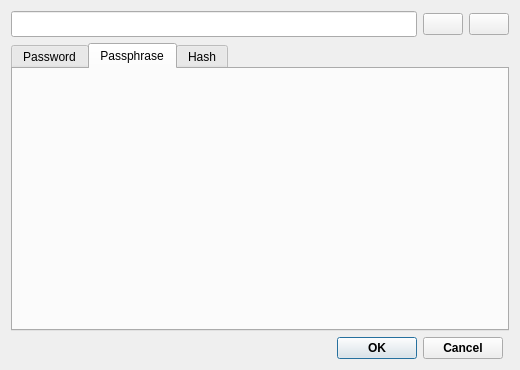
This is Forms/PasswordGenerator.ui in AdrianoGoede/PassForge as Qt 5 draws it before an edit. The edited form follows.
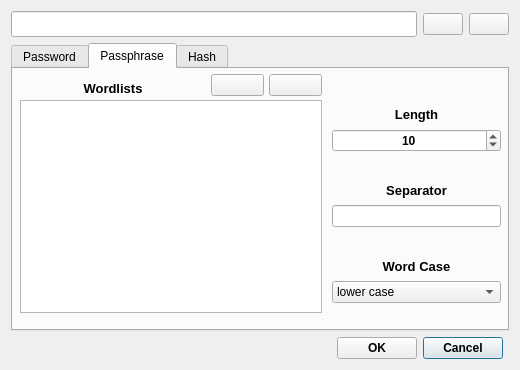
This is the edited form. The open tabs and pages were chosen to show the change. Icons and pictures are not drawn.

Commit message: Passphrase generation modelled

The edit to the form file:
```diff
--- a/Forms/PasswordGenerator.ui
+++ b/Forms/PasswordGenerator.ui
@@ -26,27 +26,6 @@
    <string>Dialog</string>
   </property>
   <layout class="QGridLayout" name="gridLayout">
-   <item row="2" column="1">
-    <widget class="QPushButton" name="OkPushButton">
-     <property name="sizePolicy">
-      <sizepolicy hsizetype="Maximum" vsizetype="Fixed">
-       <horstretch>0</horstretch>
-       <verstretch>0</verstretch>
-      </sizepolicy>
-     </property>
-     <property name="font">
-      <font>
-       <bold>true</bold>
-      </font>
-     </property>
-     <property name="text">
-      <string>OK</string>
-     </property>
-     <property name="icon">
-      <iconset theme="QIcon::ThemeIcon::DocumentSave"/>
-     </property>
-    </widget>
-   </item>
    <item row="2" column="2" colspan="2">
     <widget class="QPushButton" name="CancelPushButton">
      <property name="sizePolicy">
@@ -134,10 +113,31 @@
      </property>
     </widget>
    </item>
+   <item row="2" column="1">
+    <widget class="QPushButton" name="OkPushButton">
+     <property name="sizePolicy">
+      <sizepolicy hsizetype="Maximum" vsizetype="Fixed">
+       <horstretch>0</horstretch>
+       <verstretch>0</verstretch>
+      </sizepolicy>
+     </property>
+     <property name="font">
+      <font>
+       <bold>true</bold>
+      </font>
+     </property>
+     <property name="text">
+      <string>OK</string>
+     </property>
+     <property name="icon">
+      <iconset theme="QIcon::ThemeIcon::DocumentSave"/>
+     </property>
+    </widget>
+   </item>
    <item row="1" column="0" colspan="4">
     <widget class="QTabWidget" name="OptionsTabWidget">
      <property name="currentIndex">
-      <number>2</number>
+      <number>1</number>
      </property>
      <widget class="QWidget" name="PasswordTab">
       <property name="font">
@@ -228,7 +228,7 @@
               <height>25</height>
              </rect>
             </property>
-            <layout class="QHBoxLayout" name="horizontalLayout">
+            <layout class="QHBoxLayout" name="PasswdLayout1">
              <item>
               <widget class="QCheckBox" name="PasswdUpperCaseCharsCheckBox">
                <property name="font">
@@ -267,7 +267,7 @@
               <height>25</height>
              </rect>
             </property>
-            <layout class="QHBoxLayout" name="horizontalLayout_2">
+            <layout class="QHBoxLayout" name="PasswdLayout2">
              <item>
               <widget class="QCheckBox" name="PasswdLowerCaseCharsCheckBox">
                <property name="font">
@@ -306,7 +306,7 @@
               <height>25</height>
              </rect>
             </property>
-            <layout class="QHBoxLayout" name="horizontalLayout_3">
+            <layout class="QHBoxLayout" name="PasswdLayout3">
              <item>
               <widget class="QCheckBox" name="PasswdNumbersCheckBox">
                <property name="font">
@@ -345,7 +345,7 @@
               <height>25</height>
              </rect>
             </property>
-            <layout class="QHBoxLayout" name="horizontalLayout_4">
+            <layout class="QHBoxLayout" name="PasswdLayout4">
              <item>
               <widget class="QCheckBox" name="PasswdLogogramCharsCheckBox">
                <property name="font">
@@ -381,7 +381,7 @@
               <height>25</height>
              </rect>
             </property>
-            <layout class="QHBoxLayout" name="horizontalLayout_5">
+            <layout class="QHBoxLayout" name="PasswdLayout5">
              <item>
               <widget class="QCheckBox" name="PasswdPunctuationCharsCheckBox">
                <property name="font">
@@ -405,9 +405,9 @@
               <height>27</height>
              </rect>
             </property>
-            <layout class="QHBoxLayout" name="horizontalLayout_6" stretch="1,1,3,1">
+            <layout class="QHBoxLayout" name="PasswdLayout6" stretch="1,1,3,1">
              <item>
-              <spacer name="horizontalSpacer_2">
+              <spacer name="PasswdLayout6SpacerLeft">
                <property name="orientation">
                 <enum>Qt::Orientation::Horizontal</enum>
                </property>
@@ -450,7 +450,7 @@
               </widget>
              </item>
              <item>
-              <spacer name="horizontalSpacer">
+              <spacer name="PasswdLayout6SpacerRigth">
                <property name="orientation">
                 <enum>Qt::Orientation::Horizontal</enum>
                </property>
@@ -474,6 +474,225 @@
       <attribute name="title">
        <string>Passphrase</string>
       </attribute>
+      <widget class="QWidget" name="layoutWidget">
+       <property name="geometry">
+        <rect>
+         <x>2</x>
+         <y>-2</y>
+         <width>501</width>
+         <height>261</height>
+        </rect>
+       </property>
+       <layout class="QHBoxLayout" name="PassphraseLayout" stretch="5,3">
+        <property name="spacing">
+         <number>10</number>
+        </property>
+        <item>
+         <layout class="QGridLayout" name="PassphraseWordlistsLayout" columnstretch="7,2,2" columnminimumwidth="1,1,1">
+          <property name="leftMargin">
+           <number>5</number>
+          </property>
+          <property name="topMargin">
+           <number>7</number>
+          </property>
+          <property name="bottomMargin">
+           <number>15</number>
+          </property>
+          <property name="horizontalSpacing">
+           <number>5</number>
+          </property>
+          <property name="verticalSpacing">
+           <number>4</number>
+          </property>
+          <item row="0" column="0">
+           <widget class="QLabel" name="PassphraseWordlistsLabel">
+            <property name="font">
+             <font>
+              <pointsize>10</pointsize>
+              <bold>true</bold>
+             </font>
+            </property>
+            <property name="text">
+             <string>Wordlists</string>
+            </property>
+            <property name="alignment">
+             <set>Qt::AlignmentFlag::AlignBottom|Qt::AlignmentFlag::AlignHCenter</set>
+            </property>
+           </widget>
+          </item>
+          <item row="0" column="1">
+           <widget class="QPushButton" name="PassphraseWordlistsAddButton">
+            <property name="sizePolicy">
+             <sizepolicy hsizetype="Expanding" vsizetype="Fixed">
+              <horstretch>1</horstretch>
+              <verstretch>0</verstretch>
+             </sizepolicy>
+            </property>
+            <property name="text">
+             <string/>
+            </property>
+            <property name="icon">
+             <iconset theme="QIcon::ThemeIcon::ListAdd"/>
+            </property>
+            <property name="iconSize">
+             <size>
+              <width>23</width>
+              <height>23</height>
+             </size>
+            </property>
+           </widget>
+          </item>
+          <item row="0" column="2">
+           <widget class="QPushButton" name="PassphraseWordlistsRemoveButton">
+            <property name="sizePolicy">
+             <sizepolicy hsizetype="Expanding" vsizetype="Fixed">
+              <horstretch>1</horstretch>
+              <verstretch>0</verstretch>
+             </sizepolicy>
+            </property>
+            <property name="text">
+             <string/>
+            </property>
+            <property name="icon">
+             <iconset theme="QIcon::ThemeIcon::ListRemove"/>
+            </property>
+            <property name="iconSize">
+             <size>
+              <width>23</width>
+              <height>23</height>
+             </size>
+            </property>
+           </widget>
+          </item>
+          <item row="1" column="0" colspan="3">
+           <widget class="QListWidget" name="PassphraseWordlistsListWidget"/>
+          </item>
+         </layout>
+        </item>
+        <item>
+         <layout class="QVBoxLayout" name="PassphraseOptionsLayout" stretch="1,3,1,3,1,3">
+          <property name="spacing">
+           <number>7</number>
+          </property>
+          <property name="topMargin">
+           <number>15</number>
+          </property>
+          <property name="rightMargin">
+           <number>15</number>
+          </property>
+          <property name="bottomMargin">
+           <number>25</number>
+          </property>
+          <item>
+           <widget class="QLabel" name="PassphraseLengthLabel">
+            <property name="font">
+             <font>
+              <pointsize>10</pointsize>
+              <bold>true</bold>
+             </font>
+            </property>
+            <property name="text">
+             <string>Length</string>
+            </property>
+            <property name="alignment">
+             <set>Qt::AlignmentFlag::AlignBottom|Qt::AlignmentFlag::AlignHCenter</set>
+            </property>
+           </widget>
+          </item>
+          <item>
+           <widget class="QSpinBox" name="PassphraseLengthSpinBox">
+            <property name="font">
+             <font>
+              <bold>true</bold>
+             </font>
+            </property>
+            <property name="alignment">
+             <set>Qt::AlignmentFlag::AlignCenter</set>
+            </property>
+            <property name="minimum">
+             <number>5</number>
+            </property>
+            <property name="maximum">
+             <number>128</number>
+            </property>
+            <property name="value">
+             <number>10</number>
+            </property>
+           </widget>
+          </item>
+          <item>
+           <widget class="QLabel" name="PassphraseSeparatorLabel">
+            <property name="font">
+             <font>
+              <pointsize>10</pointsize>
+              <bold>true</bold>
+             </font>
+            </property>
+            <property name="text">
+             <string>Separator</string>
+            </property>
+            <property name="alignment">
+             <set>Qt::AlignmentFlag::AlignBottom|Qt::AlignmentFlag::AlignHCenter</set>
+            </property>
+           </widget>
+          </item>
+          <item>
+           <widget class="QLineEdit" name="PassphraseSeparatorLineEdit">
+            <property name="font">
+             <font>
+              <bold>true</bold>
+             </font>
+            </property>
+            <property name="maxLength">
+             <number>100</number>
+            </property>
+            <property name="alignment">
+             <set>Qt::AlignmentFlag::AlignCenter</set>
+            </property>
+           </widget>
+          </item>
+          <item>
+           <widget class="QLabel" name="PassphraseWordCaseLabel">
+            <property name="font">
+             <font>
+              <pointsize>10</pointsize>
+              <bold>true</bold>
+             </font>
+            </property>
+            <property name="text">
+             <string>Word Case</string>
+            </property>
+            <property name="alignment">
+             <set>Qt::AlignmentFlag::AlignBottom|Qt::AlignmentFlag::AlignHCenter</set>
+            </property>
+           </widget>
+          </item>
+          <item>
+           <widget class="QComboBox" name="PassphraseWordCaseComboBox">
+            <property name="layoutDirection">
+             <enum>Qt::LayoutDirection::LeftToRight</enum>
+            </property>
+            <item>
+             <property name="text">
+              <string>lower case</string>
+             </property>
+            </item>
+            <item>
+             <property name="text">
+              <string>UPPER CASE</string>
+             </property>
+            </item>
+            <item>
+             <property name="text">
+              <string>Title Case</string>
+             </property>
+            </item>
+           </widget>
+          </item>
+         </layout>
+        </item>
+       </layout>
+      </widget>
      </widget>
      <widget class="QWidget" name="HashTab">
       <attribute name="title">
```
The commit also changes 6 other files.
